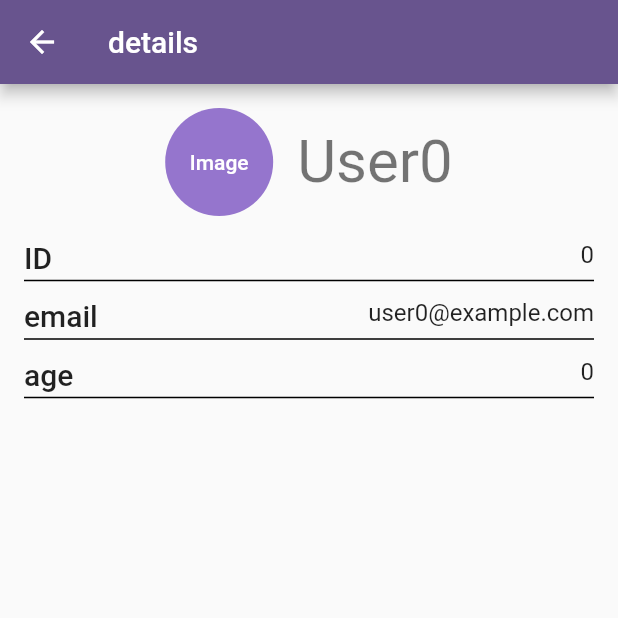
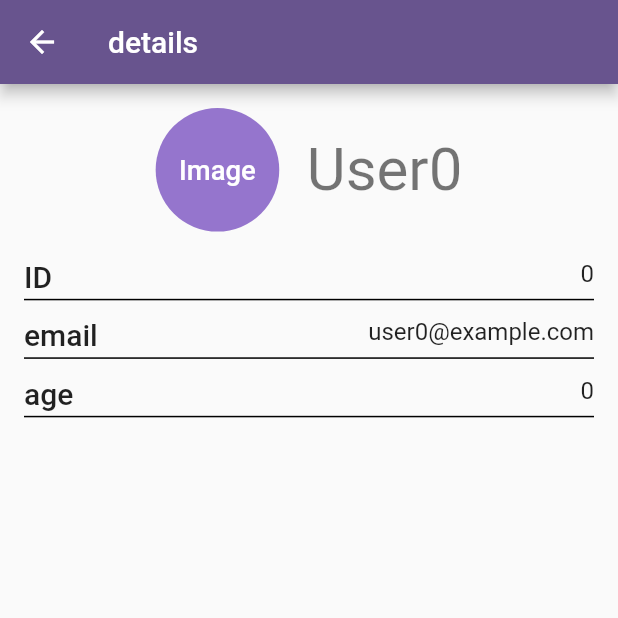
Before and after one commit to AppDeveloperMLLB/responsive_app_sample, a Flutter app: the screen it shows after launch, after a tap on an icon or button, on a phone screen of 412 x 824 dp, the top half of it. Run offline on Flutter 3.47's test engine with Material 2 defaults, Android fonts, the phone set to English and light mode, and no system bars; our stand-ins replace flutter_hooks, flutter_screenutil, hooks_riverpod.

Commit message:
レスポンシブ対応

```diff
--- /dev/null
+++ b/lib/context_extension.dart
@@ -0,0 +1,11 @@
+import 'package:flutter/material.dart';
+
+extension BuildContextExtension on BuildContext {
+  bool isTablet() {
+    const tabletWidth = 600;
+    //  縦の場合は横幅で、横の場合は高さでタブレットか判定する
+    return MediaQuery.orientationOf(this) == Orientation.portrait
+        ? MediaQuery.sizeOf(this).width > tabletWidth
+        : MediaQuery.sizeOf(this).height > tabletWidth;
+  }
+}
--- a/lib/details_page.dart
+++ b/lib/details_page.dart
@@ -1,7 +1,7 @@
 import 'package:flutter/material.dart';
+import 'package:flutter_screenutil/flutter_screenutil.dart';
 import 'package:responsive_app_sample/user.dart';
-import 'package:responsive_app_sample/user_datails_view.dart';
-import 'package:responsive_app_sample/user_name_view.dart';
+import 'package:responsive_app_sample/user_details.dart';
 
 class DetailsPage extends StatelessWidget {
   const DetailsPage({
@@ -17,45 +17,8 @@ class DetailsPage extends StatelessWidget {
       ),
       body: SafeArea(
         child: Center(
-          child: OrientationBuilder(
-            builder: (context, orientation) {
-              return orientation == Orientation.portrait
-                  ? Padding(
-                      padding: const EdgeInsets.all(16.0),
-                      child: Column(
-                        crossAxisAlignment: CrossAxisAlignment.center,
-                        children: [
-                          UserNameView(name: user.name),
-                          const SizedBox(
-                            height: 16,
-                          ),
-                          UserDetailsView(user: user),
-                        ],
-                      ),
-                    )
-                  : Row(
-                      //crossAxisAlignment: CrossAxisAlignment.center,
-                      children: [
-                        Expanded(
-                          flex: 4,
-                          child: Align(
-                            alignment: Alignment.centerRight,
-                            child: UserNameView(
-                              name: user.name,
-                            ),
-                          ),
-                        ),
-                        Expanded(
-                          flex: 6,
-                          child: Padding(
-                            padding:
-                                const EdgeInsets.symmetric(horizontal: 32.0),
-                            child: UserDetailsView(user: user),
-                          ),
-                        ),
-                      ],
-                    );
-            },
+          child: UserDetails(
+            user: user,
           ),
         ),
       ),
--- a/lib/main.dart
+++ b/lib/main.dart
@@ -1,5 +1,6 @@
 import 'package:flutter/material.dart';
-import 'package:responsive_app_sample/list_page.dart';
+import 'package:flutter_screenutil/flutter_screenutil.dart';
+import 'package:responsive_app_sample/master_details_page.dart';
 
 void main() {
   runApp(const MyApp());
@@ -8,16 +9,26 @@ void main() {
 class MyApp extends StatelessWidget {
   const MyApp({super.key});
 
-  // This widget is the root of your application.
   @override
   Widget build(BuildContext context) {
-    return MaterialApp(
-      title: 'Responsive App Sample',
-      theme: ThemeData(
-        colorScheme: ColorScheme.fromSeed(seedColor: Colors.deepPurple),
-        useMaterial3: false,
+    return ScreenUtilInit(
+      // 基準となるデバイスサイズ
+      designSize: const Size(360, 690),
+      // デバイスの解像度に合わせて文字サイズが小さくなりすぎることを防ぐ
+      minTextAdapt: true,
+      // スプリットスクリーンーモードに対応するか
+      splitScreenMode: true,
+      builder: (context, child) {
+        return child!;
+      },
+      child: MaterialApp(
+        title: 'Responsive App Sample',
+        theme: ThemeData(
+          colorScheme: ColorScheme.fromSeed(seedColor: Colors.deepPurple),
+          useMaterial3: false,
+        ),
+        home: const MasterDetailPage(),
       ),
-      home: const ListPage(),
     );
   }
 }
--- /dev/null
+++ b/lib/master_details_page.dart
@@ -0,0 +1,73 @@
+import 'package:flutter/material.dart';
+import 'package:flutter_screenutil/flutter_screenutil.dart';
+import 'package:responsive_app_sample/context_extension.dart';
+import 'package:responsive_app_sample/details_page.dart';
+import 'package:responsive_app_sample/user.dart';
+import 'package:responsive_app_sample/user_details.dart';
+import 'package:responsive_app_sample/user_list_view.dart';
+
+class MasterDetailPage extends StatefulWidget {
+  const MasterDetailPage({super.key});
+
+  @override
+  State<MasterDetailPage> createState() => _MasterDetailPageState();
+}
+
+class _MasterDetailPageState extends State<MasterDetailPage> {
+  User selectedValue = userList[0];
+
+  @override
+  Widget build(BuildContext context) {
+    return Scaffold(
+      appBar: AppBar(
+        title: const Text("UserList"),
+      ),
+      body: OrientationBuilder(
+        builder: (context, orientation) {
+          return Row(
+            children: <Widget>[
+              Expanded(
+                flex: 2,
+                child: UserListView(
+                  userList: userList,
+                  onTap: (value) {
+                    // 一覧をタップした時の動作
+                    if (context.isTablet()) {
+                      // タブレットの場合は詳細の表示を更新する
+                      setState(() {
+                        selectedValue = value;
+                      });
+                    } else {
+                      // スマホの場合は詳細画面に遷移する
+                      Navigator.push(
+                        context,
+                        MaterialPageRoute(
+                          builder: (context) {
+                            return DetailsPage(
+                              user: value,
+                            );
+                          },
+                        ),
+                      );
+                    }
+                  },
+                ),
+              ),
+              if (context.isTablet())
+                // タブレットの場合は詳細を横に表示
+                Expanded(
+                  flex: 8,
+                  child: Padding(
+                    padding: EdgeInsets.symmetric(horizontal: 16.w),
+                    child: UserDetails(
+                      user: selectedValue,
+                    ),
+                  ),
+                )
+            ],
+          );
+        },
+      ),
+    );
+  }
+}
--- /dev/null
+++ b/lib/user_details.dart
@@ -0,0 +1,58 @@
+import 'package:flutter/material.dart';
+import 'package:flutter_screenutil/flutter_screenutil.dart';
+import 'package:responsive_app_sample/user.dart';
+import 'package:responsive_app_sample/user_datails_view.dart';
+import 'package:responsive_app_sample/user_name_view.dart';
+
+class UserDetails extends StatelessWidget {
+  const UserDetails({
+    super.key,
+    required this.user,
+  });
+
+  final User user;
+
+  @override
+  Widget build(BuildContext context) {
+    return OrientationBuilder(
+      builder: (context, orientation) {
+        // OrientationBuilderを入れ子にすると、子の方で正しいorientationが取れないので、
+        // MediaQueryから取得
+        return MediaQuery.orientationOf(context) == Orientation.portrait
+            ? Padding(
+                padding: const EdgeInsets.all(16.0),
+                child: Column(
+                  crossAxisAlignment: CrossAxisAlignment.center,
+                  children: [
+                    UserNameView(name: user.name),
+                    SizedBox(
+                      height: 16.w,
+                    ),
+                    UserDetailsView(user: user),
+                  ],
+                ),
+              )
+            : Row(
+                children: [
+                  Expanded(
+                    flex: 4,
+                    child: Align(
+                      alignment: Alignment.centerRight,
+                      child: UserNameView(
+                        name: user.name,
+                      ),
+                    ),
+                  ),
+                  Expanded(
+                    flex: 6,
+                    child: Padding(
+                      padding: const EdgeInsets.symmetric(horizontal: 32.0),
+                      child: UserDetailsView(user: user),
+                    ),
+                  ),
+                ],
+              );
+      },
+    );
+  }
+}
--- a/lib/user_list_view.dart
+++ b/lib/user_list_view.dart
@@ -1,4 +1,5 @@
 import 'package:flutter/material.dart';
+import 'package:flutter_screenutil/flutter_screenutil.dart';
 import 'package:responsive_app_sample/user.dart';
 
 class UserListView extends StatelessWidget {
@@ -19,7 +20,10 @@ class UserListView extends StatelessWidget {
         return ListTile(
           title: Text(
             user.name,
-            style: Theme.of(context).textTheme.titleMedium,
+            style: Theme.of(context).textTheme.titleMedium?.copyWith(
+                  fontSize:
+                      Theme.of(context).textTheme.titleMedium!.fontSize!.sp,
+                ),
           ),
           onTap: () async {
             onTap?.call(user);
--- a/lib/user_name_view.dart
+++ b/lib/user_name_view.dart
@@ -1,4 +1,5 @@
 import 'package:flutter/material.dart';
+import 'package:flutter_screenutil/flutter_screenutil.dart';
 
 class UserNameView extends StatelessWidget {
   const UserNameView({
@@ -17,18 +18,24 @@ class UserNameView extends StatelessWidget {
             color: Colors.deepPurple.shade300,
             shape: BoxShape.circle,
           ),
-          width: 72,
-          height: 72,
-          child: const Center(
-              child: Text(
-            "Image",
-            style: TextStyle(
-              fontWeight: FontWeight.w500,
-              color: Colors.white,
+          width: 72.w,
+          // 高さの場合本来は72.hとするが、同じ大きさとしたいので72.wとしている
+          height: 72.w,
+          child: Center(
+            child: Text(
+              "Image",
+              style: TextStyle(
+                fontWeight: FontWeight.w500,
+                color: Colors.white,
+                fontSize: 16.sp,
+              ),
             ),
-          )),
+          ),
         ),
-        const SizedBox(width: 16),
+        SizedBox(
+          // 横幅の場合は.w, 高さの場合は。hをつける
+          width: 16.w,
+        ),
         Flexible(
           child: Text(
             name,
--- a/pubspec.yaml
+++ b/pubspec.yaml
@@ -37,6 +37,7 @@ dependencies:
   cupertino_icons: ^1.0.2
   hooks_riverpod: ^2.4.5
   flutter_hooks: ^0.20.3
+  flutter_screenutil: ^5.9.0
 
 dev_dependencies:
   flutter_test:
```
Also changed, not shown: pubspec.lock.
